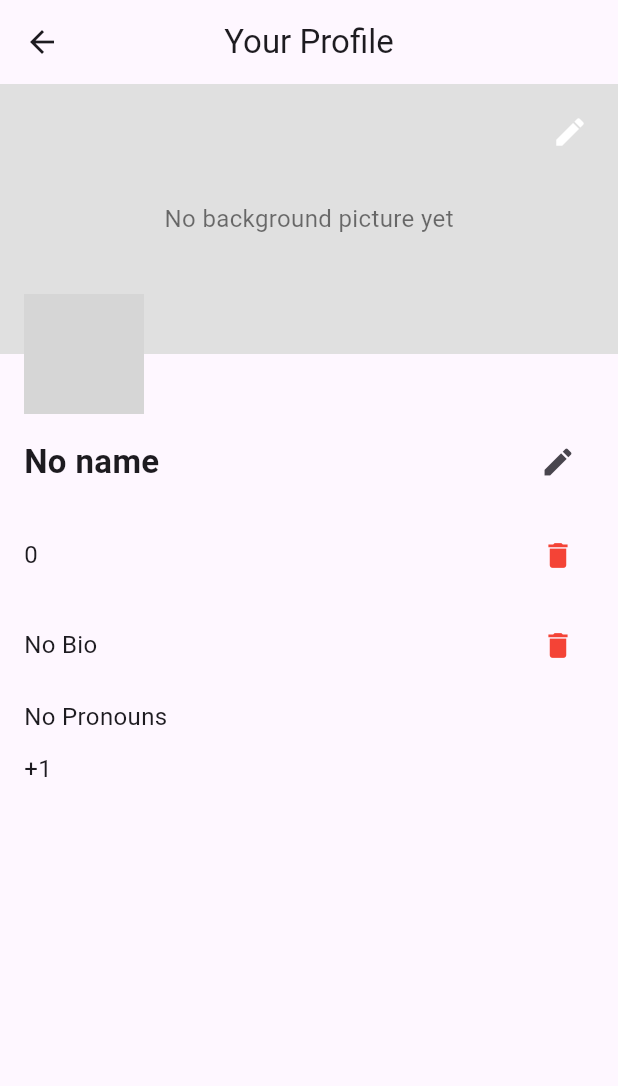
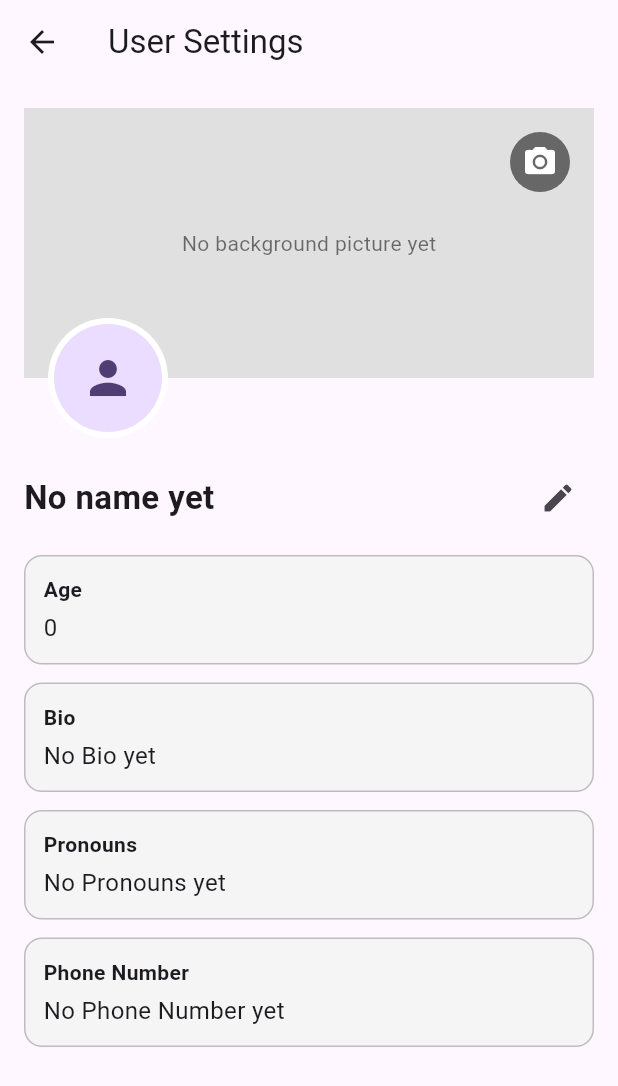
Before and after one commit to mathiasvalhovd/HandicapTracker, a Flutter app: the ProfileScreen screen opened by its route, on a phone screen of 412 x 824 dp. Shown: the top 1086 px of the screen. Run offline on Flutter 3.47's test engine with Material 3 defaults, Android fonts, the phone set to English and light mode, and no system bars; our stand-ins replace cloud_firestore, firebase_auth, firebase_core, google_fonts; accounts and stored records are empty; grey boxes are pictures that could not be loaded.

Commit message:
Fixing user settings

```diff
--- a/my_app/lib/profile_screen.dart
+++ b/my_app/lib/profile_screen.dart
@@ -19,12 +19,14 @@ class _ProfileScreenState extends State<ProfileScreen> {
   final _nameController = TextEditingController();
   final _ageController = TextEditingController();
   final _bioController = TextEditingController();
-  final _photoController = TextEditingController();
-  final _bgPhotoController = TextEditingController();
+  final _pronounsController = TextEditingController(text: 'Secret');
   final _phoneController = TextEditingController();
 
-  String _selectedPronoun = 'Secret';
-  String _selectedCountryCode = '+1';
+  String _photoUrl = '';
+  String _backgroundUrl = '';
+  String _countryCode = '+62';
+
+  final List<String> _countryCodes = ['+1', '+44', '+62', '+91', '+81'];
 
   @override
   void initState() {
@@ -42,22 +44,16 @@ class _ProfileScreenState extends State<ProfileScreen> {
       _nameController.text = data?['name'] ?? '';
       _ageController.text = data?['age']?.toString() ?? '';
       _bioController.text = data?['bio'] ?? '';
-      _photoController.text = data?['photoUrl'] ?? '';
-      _bgPhotoController.text = data?['backgroundUrl'] ?? '';
-      _selectedPronoun = data?['pronouns'] ?? 'Secret';
-      _phoneController.text = data?['phone'] ?? '';
+      _pronounsController.text = data?['pronouns'] ?? 'Secret';
+      _phoneController.text = data?['phone']?.replaceFirst(RegExp(r'^\+\d+\s?'), '') ?? '';
+      _photoUrl = data?['photoUrl'] ?? '';
+      _backgroundUrl = data?['backgroundUrl'] ?? '';
 
-      // Extract country code if phone starts with it
-      if (_phoneController.text.startsWith('+')) {
-        final parts = _phoneController.text.split(' ');
-        if (parts.length > 1) {
-          _selectedCountryCode = parts[0];
-          _phoneController.text = parts.sublist(1).join(' ');
-        }
+      if (data?['phone'] != null && data!['phone'].toString().contains(' ')) {
+        _countryCode = data['phone'].toString().split(' ')[0];
       }
     } catch (e) {
-      ScaffoldMessenger.of(context)
-          .showSnackBar(SnackBar(content: Text('Failed to load profile: $e')));
+      ScaffoldMessenger.of(context).showSnackBar(SnackBar(content: Text('Failed to load profile: $e')));
     } finally {
       setState(() => _loading = false);
     }
@@ -67,107 +63,62 @@ class _ProfileScreenState extends State<ProfileScreen> {
     setState(() => _loading = true);
     try {
       final uid = _auth.currentUser!.uid;
-      String fullPhone =
-          '${_selectedCountryCode.trim()} ${_phoneController.text.trim()}';
       await _firestore.collection('users').doc(uid).set({
         'name': _nameController.text.trim(),
         'age': int.tryParse(_ageController.text.trim()),
         'bio': _bioController.text.trim(),
-        'photoUrl': _photoController.text.trim(),
-        'backgroundUrl': _bgPhotoController.text.trim(),
-        'pronouns': _selectedPronoun,
-        'phone': fullPhone,
+        'pronouns': _pronounsController.text.trim(),
+        'phone': '$_countryCode ${_phoneController.text.trim()}',
+        'photoUrl': _photoUrl,
+        'backgroundUrl': _backgroundUrl,
       }, SetOptions(merge: true));
       setState(() => _isEditing = false);
-      ScaffoldMessenger.of(context)
-          .showSnackBar(const SnackBar(content: Text('Profile updated')));
+      ScaffoldMessenger.of(context).showSnackBar(const SnackBar(content: Text('Profile updated')));
     } catch (e) {
-      ScaffoldMessenger.of(context)
-          .showSnackBar(SnackBar(content: Text('Failed to save profile: $e')));
+      ScaffoldMessenger.of(context).showSnackBar(SnackBar(content: Text('Failed to save profile: $e')));
     } finally {
       setState(() => _loading = false);
     }
   }
 
-  Future<void> _deleteField(String field) async {
-    setState(() => _loading = true);
-    try {
-      final uid = _auth.currentUser!.uid;
-      await _firestore.collection('users').doc(uid).update({
-        field: FieldValue.delete(),
-      });
-      await _loadProfile();
-    } catch (e) {
-      ScaffoldMessenger.of(context)
-          .showSnackBar(SnackBar(content: Text('Failed to delete $field: $e')));
-    } finally {
-      setState(() => _loading = false);
+  void _onBackgroundPhotoAction() async {
+    final action = await showModalBottomSheet<String>(
+      context: context,
+      builder: (context) => Column(
+        mainAxisSize: MainAxisSize.min,
+        children: [
+          ListTile(
+            leading: const Icon(Icons.edit),
+            title: const Text('Edit Background Photo'),
+            onTap: () => Navigator.pop(context, 'edit'),
+          ),
+          ListTile(
+            leading: const Icon(Icons.delete),
+            title: const Text('Delete Background Photo'),
+            onTap: () => Navigator.pop(context, 'delete'),
+          ),
+        ],
+      ),
+    );
+
+    if (action == 'edit') {
+      final url = await _showImageUrlDialog(true);
+      if (url != null) setState(() => _backgroundUrl = url);
+    } else if (action == 'delete') {
+      setState(() => _backgroundUrl = '');
     }
   }
 
-  void _showImageEditDialog(
-      String title, TextEditingController controller, String firestoreField) {
-    final tempController = TextEditingController(text: controller.text);
-    showDialog(
+  Future<String?> _showImageUrlDialog(bool isBackground) async {
+    final controller = TextEditingController();
+    return await showDialog<String>(
       context: context,
-      builder: (ctx) {
-        return AlertDialog(
-          title: Text('$title Edit'),
-          content: TextField(
-            controller: tempController,
-            decoration: InputDecoration(
-              labelText: '$title URL',
-            ),
-          ),
+      builder: (context) => AlertDialog(
+        title: Text('Enter ${isBackground ? 'background' : 'profile'} photo URL'),
+        content: TextField(controller: controller, decoration: const InputDecoration(hintText: 'Image URL')),
         actions: [
-            TextButton(
-                onPressed: () async {
-                  Navigator.of(ctx).pop();
-                  // Delete image URL field
-                  await _deleteField(firestoreField);
-                  setState(() {
-                    controller.text = '';
-                  });
-                },
-                child: const Text(
-                  'Delete',
-                  style: TextStyle(color: Colors.red),
-                )),
-            TextButton(
-              onPressed: () {
-                Navigator.of(ctx).pop();
-                setState(() {
-                  controller.text = tempController.text.trim();
-                });
-              },
-              child: const Text('Edit'),
-            ),
-          ],
-        );
-      },
-    );
-  }
-
-  Widget _buildReadRow(String label, String value, {VoidCallback? onDelete}) {
-    return Padding(
-      padding: const EdgeInsets.symmetric(vertical: 6),
-      child: Row(
-        children: [
-          Expanded(
-            child: Text(
-              value.isEmpty ? 'No $label' : value,
-              style: const TextStyle(fontSize: 16),
-            ),
-          ),
-          if (onDelete != null)
-            IconButton(
-              onPressed: onDelete,
-              icon: const Icon(
-                Icons.delete,
-                color: Colors.red,
-                size: 22,
-              ),
-            ),
+          TextButton(onPressed: () => Navigator.pop(context), child: const Text('Cancel')),
+          ElevatedButton(onPressed: () => Navigator.pop(context, controller.text.trim()), child: const Text('Save')),
         ],
       ),
     );
@@ -183,41 +134,50 @@ class _ProfileScreenState extends State<ProfileScreen> {
         maxLines: maxLines,
         decoration: InputDecoration(
           labelText: label,
+          alignLabelWithHint: true,
           border: OutlineInputBorder(borderRadius: BorderRadius.circular(12)),
         ),
       ),
     );
   }
 
+  Widget _infoContainer(String label, String value) {
+    return Container(
+      width: double.infinity,
+      margin: const EdgeInsets.symmetric(vertical: 6),
+      padding: const EdgeInsets.all(12),
+      decoration: BoxDecoration(
+        color: Colors.grey[100],
+        borderRadius: BorderRadius.circular(12),
+        border: Border.all(color: Colors.grey[400]!),
+      ),
+      child: Column(
+        crossAxisAlignment: CrossAxisAlignment.start,
+        children: [
+          Text(label, style: const TextStyle(fontWeight: FontWeight.bold)),
+          const SizedBox(height: 4),
+          Text(value.isNotEmpty ? value : 'No $label yet', style: const TextStyle(fontSize: 16)),
+        ],
+      ),
+    );
+  }
+
   @override
   Widget build(BuildContext context) {
-    final user = _auth.currentUser;
-    final profileUrl = _photoController.text.isNotEmpty
-        ? _photoController.text
-        : user?.photoURL ??
-        'https://www.gravatar.com/avatar/placeholder?d=mp';
-
     return Scaffold(
-      appBar: AppBar(
-        title: const Text('Your Profile'),
-        centerTitle: true,
-      ),
+      appBar: AppBar(title: const Text('User Settings')),
       body: _loading
           ? const Center(child: CircularProgressIndicator())
-          : Column(
-        children: [
-          Expanded(
-            child: SingleChildScrollView(
-              padding: const EdgeInsets.only(bottom: 16),
+          : SingleChildScrollView(
+        padding: const EdgeInsets.all(16),
         child: Column(
           children: [
-                  // Background and profile pic stack
             Stack(
               clipBehavior: Clip.none,
               children: [
-                      _bgPhotoController.text.isNotEmpty
+                _backgroundUrl.isNotEmpty
                     ? Image.network(
-                        _bgPhotoController.text,
+                  _backgroundUrl,
                   width: double.infinity,
                   height: 180,
                   fit: BoxFit.cover,
@@ -227,156 +187,108 @@ class _ProfileScreenState extends State<ProfileScreen> {
                   height: 180,
                   color: Colors.grey[300],
                   alignment: Alignment.center,
-                        child: const Text(
-                          'No background picture yet',
-                          style: TextStyle(
-                              color: Colors.black54, fontSize: 16),
-                        ),
+                  child: const Text('No background picture yet',
+                      style: TextStyle(color: Colors.black54)),
                 ),
                 Positioned(
-                        right: 8,
-                        top: 8,
+                  top: 16,
+                  right: 16,
+                  child: CircleAvatar(
+                    backgroundColor: Colors.black54,
                     child: IconButton(
-                          icon: const Icon(Icons.edit, color: Colors.white),
-                          onPressed: () => _showImageEditDialog(
-                              'Background Image',
-                              _bgPhotoController,
-                              'backgroundUrl'),
+                      onPressed: _onBackgroundPhotoAction,
+                      icon: const Icon(Icons.camera_alt, color: Colors.white),
+                    ),
                   ),
                 ),
                 Positioned(
                   bottom: -40,
                   left: 16,
-                        child: Stack(
-                          alignment: Alignment.bottomRight,
-                          children: [
-                            CircleAvatar(
+                  child: CircleAvatar(
                     radius: 40,
-                              backgroundImage: NetworkImage(profileUrl),
+                    backgroundColor: Colors.white,
+                    child: CircleAvatar(
+                      radius: 36,
+                      backgroundImage: _photoUrl.isNotEmpty ? NetworkImage(_photoUrl) : null,
+                      child: _photoUrl.isEmpty ? const Icon(Icons.person, size: 36) : null,
                     ),
-                            IconButton(
-                              icon: const Icon(Icons.edit, color: Colors.white),
-                              onPressed: () => _showImageEditDialog(
-                                  'Profile Picture',
-                                  _photoController,
-                                  'photoUrl'),
-                            ),
-                          ],
                   ),
                 ),
               ],
             ),
-                  const SizedBox(height: 48),
-                  Padding(
-                    padding: const EdgeInsets.symmetric(horizontal: 16),
-                    child: Column(
-                      children: [
+            const SizedBox(height: 56),
             Row(
               children: [
                 Expanded(
                   child: Text(
-                                _nameController.text.isNotEmpty
-                                    ? _nameController.text
-                                    : 'No name',
-                                style: const TextStyle(
-                                    fontSize: 22,
-                                    fontWeight: FontWeight.bold),
+                    _nameController.text.isNotEmpty ? _nameController.text : 'No name yet',
+                    style: const TextStyle(fontSize: 22, fontWeight: FontWeight.bold),
                   ),
                 ),
                 IconButton(
-                              onPressed: () =>
-                                  setState(() => _isEditing = !_isEditing),
-                              icon: Icon(
-                                _isEditing ? Icons.close : Icons.edit,
-                              ),
+                  onPressed: () => setState(() => _isEditing = !_isEditing),
+                  icon: Icon(_isEditing ? Icons.close : Icons.edit),
                 ),
               ],
             ),
             const SizedBox(height: 8),
             if (_isEditing) ...[
               _buildTextField('Name', _nameController),
-                          _buildTextField('Photo URL', _photoController),
-                          _buildTextField('Background URL', _bgPhotoController),
-                          _buildTextField('Age', _ageController,
-                              keyboardType: TextInputType.number),
+              Padding(
+                padding: const EdgeInsets.symmetric(vertical: 8),
+                child: TextField(
+                  controller: TextEditingController(text: _photoUrl)
+                    ..selection = TextSelection.collapsed(offset: _photoUrl.length),
+                  onChanged: (value) => setState(() => _photoUrl = value),
+                  decoration: InputDecoration(
+                    labelText: 'Profile Photo URL',
+                    border: OutlineInputBorder(borderRadius: BorderRadius.circular(12)),
+                  ),
+                ),
+              ),
+              _buildTextField('Age', _ageController, keyboardType: TextInputType.number),
               _buildTextField('Bio', _bioController, maxLines: 3),
               DropdownButtonFormField<String>(
-                            value: _selectedPronoun,
+                value: _pronounsController.text.isNotEmpty ? _pronounsController.text : 'Secret',
                 items: const [
                   DropdownMenuItem(value: 'He', child: Text('He')),
                   DropdownMenuItem(value: 'She', child: Text('She')),
-                              DropdownMenuItem(
-                                  value: 'Secret', child: Text('Secret')),
+                  DropdownMenuItem(value: 'Secret', child: Text('Secret')),
                 ],
-                            onChanged: (val) {
-                              if (val != null) {
-                                setState(() => _selectedPronoun = val);
-                              }
-                            },
-                            decoration:
-                            const InputDecoration(labelText: 'Pronouns'),
+                onChanged: (val) => setState(() => _pronounsController.text = val ?? 'Secret'),
+                decoration: const InputDecoration(labelText: 'Pronouns'),
               ),
-                          const SizedBox(height: 8),
               Row(
                 children: [
-                              SizedBox(
-                                width: 80,
-                                child: DropdownButtonFormField<String>(
-                                  value: _selectedCountryCode,
-                                  items: const [
-                                    DropdownMenuItem(
-                                        value: '+1', child: Text('+1')),
-                                    DropdownMenuItem(
-                                        value: '+62', child: Text('+62')),
-                                    DropdownMenuItem(
-                                        value: '+91', child: Text('+91')),
-                                  ],
-                                  onChanged: (val) {
-                                    if (val != null) {
-                                      setState(() => _selectedCountryCode = val);
-                                    }
-                                  },
-                                  decoration:
-                                  const InputDecoration(labelText: 'Code'),
-                                ),
+                  DropdownButton<String>(
+                    value: _countryCode,
+                    onChanged: (val) => setState(() => _countryCode = val ?? '+62'),
+                    items: _countryCodes
+                        .map((code) => DropdownMenuItem(value: code, child: Text(code)))
+                        .toList(),
                   ),
                   const SizedBox(width: 8),
                   Expanded(
-                                child: _buildTextField(
-                                  'Phone Number',
-                                  _phoneController,
-                                  keyboardType: TextInputType.phone,
-                                ),
+                    child: _buildTextField('Phone Number', _phoneController,
+                        keyboardType: TextInputType.phone),
                   ),
                 ],
               ),
+              const SizedBox(height: 16),
+              ElevatedButton(onPressed: _saveProfile, child: const Text('Save Profile')),
             ] else ...[
-                          _buildReadRow('Age', _ageController.text,
-                              onDelete: () => _deleteField('age')),
-                          _buildReadRow('Bio', _bioController.text,
-                              onDelete: () => _deleteField('bio')),
-                          _buildReadRow('Pronouns', _selectedPronoun),
-                          _buildReadRow('Phone',
-                              '${_selectedCountryCode} ${_phoneController.text}'),
+              _infoContainer('Age', _ageController.text),
+              _infoContainer('Bio', _bioController.text),
+              _infoContainer('Pronouns', _pronounsController.text),
+              _infoContainer(
+                  'Phone Number',
+                  _phoneController.text.isNotEmpty
+                      ? '$_countryCode ${_phoneController.text}'
+                      : ''),
             ],
           ],
         ),
       ),
-                ],
-              ),
-            ),
-          ),
-          if (_isEditing)
-            Padding(
-              padding:
-              const EdgeInsets.symmetric(horizontal: 16, vertical: 8),
-              child: ElevatedButton(
-                onPressed: _saveProfile,
-                child: const Text('Save Profile'),
-              ),
-            ),
-        ],
-      ),
     );
   }
 }
```
Lines whose indentation alone changed are shown as unchanged.
